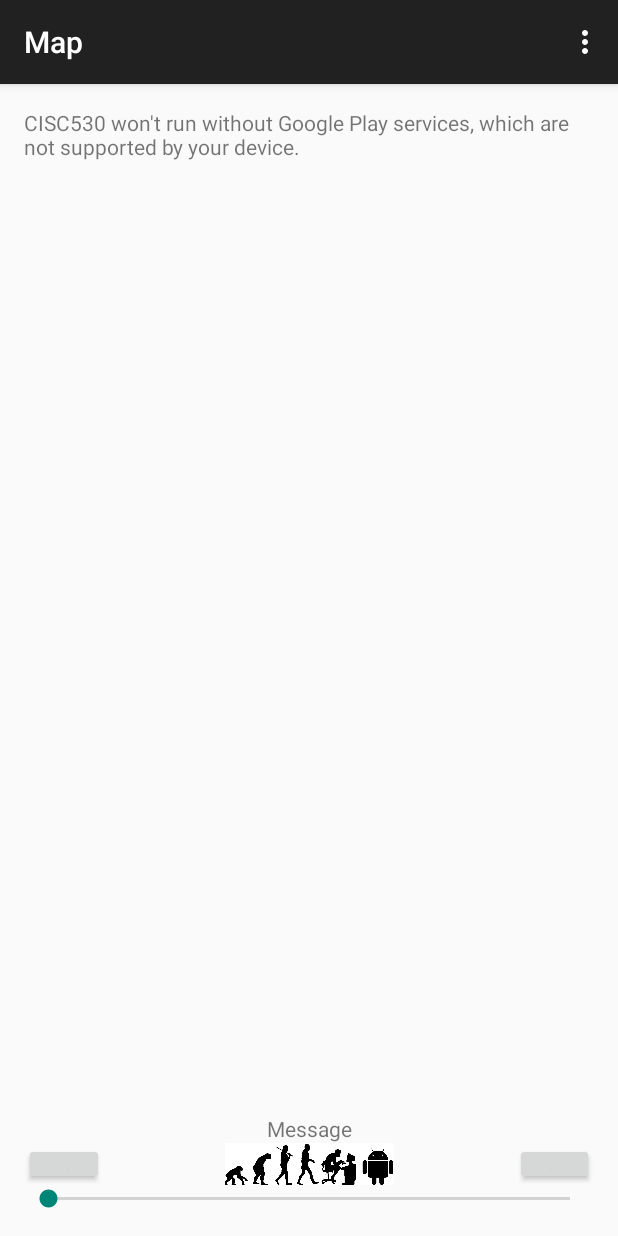
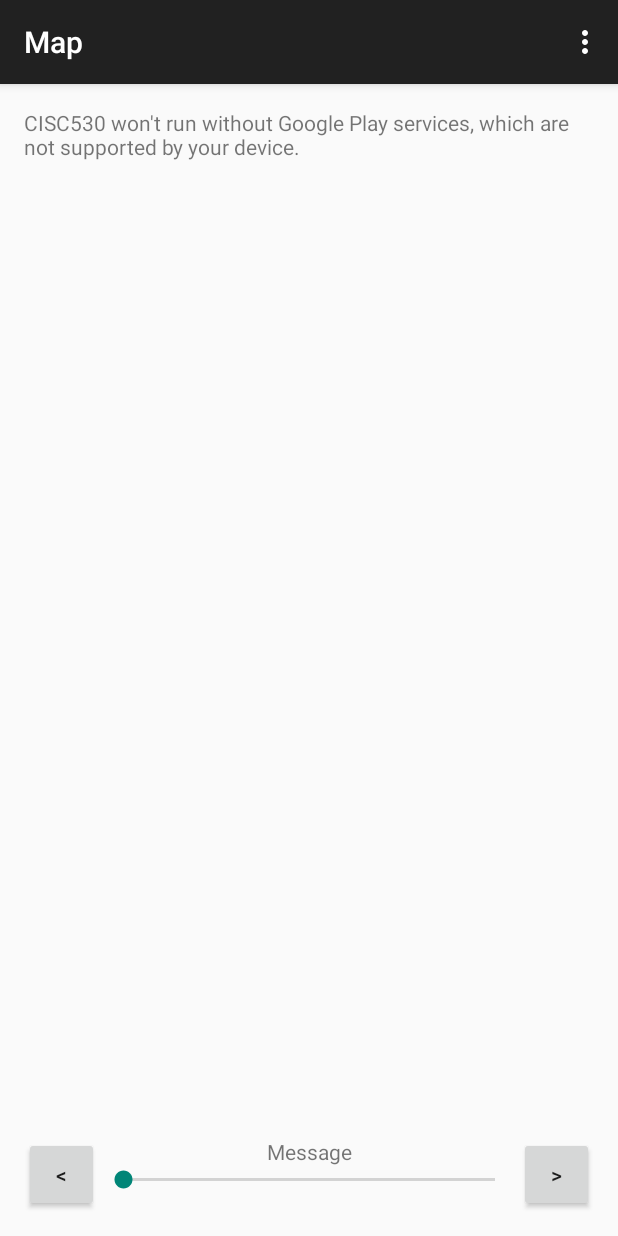
Before and after one commit to CICS-530/Android, an Android app: the MapsActivity screen opened directly, with no data from a screen before it, on a phone screen of 412 x 824 dp. Run offline under Robolectric (Android 15) with nearby library versions, the phone set to English and light mode, and no system bars; 1 statement that could not run was skipped.

Commit message:
Simplify map Activity & Time Ruler layout XML

```diff
--- a/app/src/main/res/layout/activity_maps.xml
+++ b/app/src/main/res/layout/activity_maps.xml
@@ -9,24 +9,36 @@
     android:paddingBottom="@dimen/activity_vertical_margin"
     tools:context=".MapsActivity">
 
-    <LinearLayout
-        android:orientation="vertical"
-        android:layout_width="fill_parent"
-        android:layout_height="fill_parent">
-
     <fragment xmlns:android="http://schemas.android.com/apk/res/android"
-            xmlns:tools="http://schemas.android.com/tools" android:layout_width="match_parent"
-            android:layout_height="match_parent" android:id="@+id/map"
+        xmlns:tools="http://schemas.android.com/tools" android:layout_width="fill_parent"
+        android:layout_height="fill_parent" android:id="@+id/map"
         tools:context="ca.ubc.icics.mss.cisc530.MapsActivity"
         android:name="com.google.android.gms.maps.SupportMapFragment"
-            android:layout_weight="1" />
+        android:layout_weight="1"
+        android:layout_above="@+id/layout_time_ruler" />
 
-        <LinearLayout
-            android:orientation="vertical"
+    <RelativeLayout
         android:layout_width="fill_parent"
         android:layout_height="wrap_content"
         android:id="@+id/layout_time_ruler"
-            android:layout_weight="4">
+        android:layout_alignParentStart="false"
+        android:layout_alignParentBottom="true">
+
+        <Button
+            android:layout_width="50dp"
+            android:layout_height="50dp"
+            android:text="&lt;"
+            android:id="@+id/btn_pre"
+            android:layout_weight="1"
+            android:layout_alignParentLeft="true" />
+
+        <Button
+            android:layout_width="50dp"
+            android:layout_height="50dp"
+            android:text=">"
+            android:id="@+id/btn_aft"
+            android:layout_weight="1"
+            android:layout_alignParentRight="true" />
 
         <TextView
             android:layout_width="fill_parent"
@@ -35,45 +47,18 @@
             android:text="Message"
             android:id="@+id/txt_message"
             android:singleLine="true"
-                android:gravity="center" />
-
-            <LinearLayout
-                android:orientation="horizontal"
-                android:layout_width="fill_parent"
-                android:layout_height="wrap_content"
-                android:layout_weight="1"
-                android:minHeight="40dp">
-
-                <Button
-                    android:layout_width="wrap_content"
-                    android:layout_height="fill_parent"
-                    android:text="&lt;"
-                    android:id="@+id/btn_pre"
-                    android:layout_weight="1" />
-
-                <ImageView
-                    android:layout_width="wrap_content"
-                    android:layout_height="wrap_content"
-                    android:id="@+id/imageView"
-                    android:src="@mipmap/evolution"
-                    android:layout_weight="3" />
-
-                <Button
-                    android:layout_width="wrap_content"
-                    android:layout_height="fill_parent"
-                    android:text=">"
-                    android:id="@+id/btn_aft"
-                    android:layout_weight="1" />
-            </LinearLayout>
+            android:gravity="center"
+            android:layout_alignParentTop="true"
+            android:layout_toRightOf="@+id/btn_pre"
+            android:layout_toLeftOf="@+id/btn_aft" />
 
         <SeekBar
             android:layout_width="fill_parent"
             android:layout_height="wrap_content"
-                android:id="@+id/seekbar_time" />
-
-        </LinearLayout>
-
-
-    </LinearLayout>
+            android:id="@+id/seekbar_time"
+            android:layout_toLeftOf="@+id/btn_aft"
+            android:layout_toRightOf="@+id/btn_pre"
+            android:layout_below="@+id/txt_message" />
+    </RelativeLayout>
 
 </RelativeLayout>
```
Lines whose indentation alone changed are shown as unchanged.
